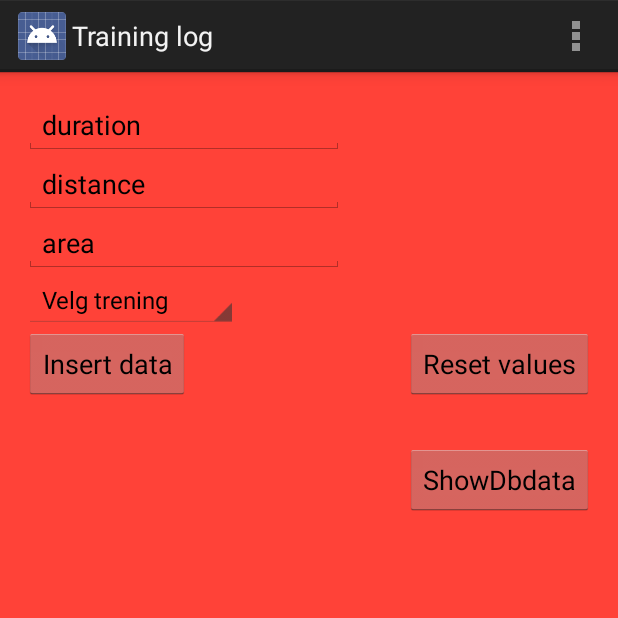
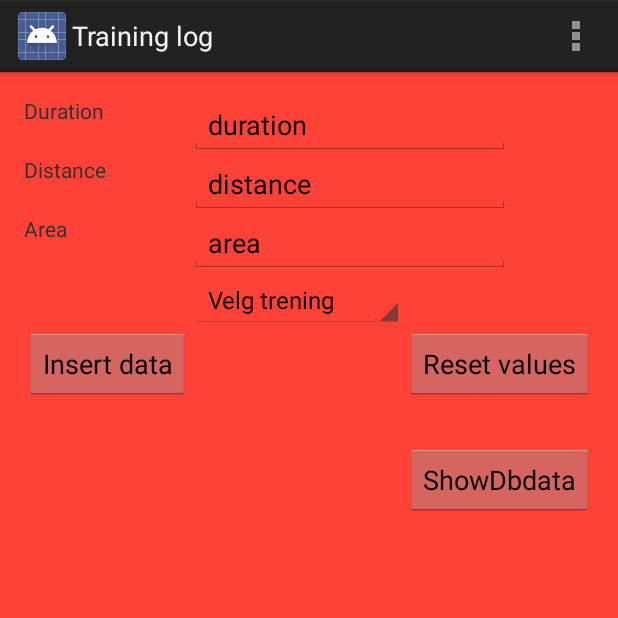
Before and after one commit to jorjoh/mysqlapp, an Android app: the MainActivity screen opened directly, with no data from a screen before it, on a phone screen of 412 x 824 dp, the top half of it. Run offline under Robolectric (Android 15) with nearby library versions, the phone set to English and light mode, and no system bars; our stand-ins replace Volley; network calls fail.

Commit message:
Kommentert Splash-klassen + rettet opp layouten i activity_main.xml (satt på textview) slik at det er lettere å se hva som skal inn i feltene

```diff
--- a/app/src/main/java/com/example/jsonsqltest/app/About.java
+++ b/app/src/main/java/com/example/jsonsqltest/app/About.java
@@ -61,6 +61,7 @@ public class About extends MainActivity {
 								//System.out.println(duration + " " + distance + " " + area + " " + target + "\n");
 
 								// Denne funksjonaliteten gjør slik at det går an å scrolle nedover i textviewen hvis det er så mye informasjon der at det dekker mer en skjermen
+								resultTextView.setText("");
 								resultTextView.setMovementMethod(new ScrollingMovementMethod());
 								resultTextView.append("Treningstid: " + duration + "\n" + "Distanse: " + distance + "\n" + "Område: " + area + " \n" + "Målet ditt: " + target + "\n"+ "Dato: " + created_at + "\n");
 								resultTextView.append("===\n");
--- a/app/src/main/java/com/example/jsonsqltest/app/Spalsh.java
+++ b/app/src/main/java/com/example/jsonsqltest/app/Spalsh.java
@@ -8,7 +8,7 @@ import android.view.animation.AnimationUtils;
 import android.widget.ImageView;
 
 /**
- * Created by Jørgen Johansen on 23.11.2015.
+  Created by Jørgen Johansen on 23.11.2015.
  */
 public class Spalsh extends Activity {
 
@@ -16,13 +16,16 @@ public class Spalsh extends Activity {
     protected void onCreate(Bundle savedInstanceState) {
         super.onCreate(savedInstanceState);
         setContentView(R.layout.splash);
-
+        // Plukker opp imageview fra xml-filen
         final ImageView iv = (ImageView)findViewById(R.id.imageView);
+        // Lage animasjon varriabel og laster inn egenskapene som er definert i xml-filen
         final Animation an = AnimationUtils.loadAnimation(getBaseContext(),R.anim.rotate);
+        // Her var tanken at det skulle være en fade-out effekt, men dette fikk jeg ikke riktig til
         final Animation an2 = AnimationUtils.loadAnimation(getBaseContext(),R.anim.rotate);
 
-
+        // Starter animasjonen på imageviewet med an- animasjon som deklarert over
         iv.startAnimation(an);
+        // Setter på en "animasjonslytter" som implementerer noen metoder - boilerplate(ferdig generert). I mitt tilfelle bruker jeg onAnimationEnd
         an.setAnimationListener(new Animation.AnimationListener() {
             @Override
             public void onAnimationStart(Animation animation) {
@@ -31,9 +34,13 @@ public class Spalsh extends Activity {
 
             @Override
             public void onAnimationEnd(Animation animation) {
+                //Starter animasjon 2 på imageviewet
                 iv.startAnimation(an2);
+                // Ferdiggjør animasjonen
                 finish();
+                // Fyrer opp en ny Intent som tar brukeren til MainActivity klassen
                 Intent i = new Intent(getBaseContext(),MainActivity.class);
+                // Kjører Intent i
                 startActivity(i);
             }
 
--- a/app/src/main/res/layout/activity_main.xml
+++ b/app/src/main/res/layout/activity_main.xml
@@ -15,8 +15,8 @@
             android:text="duration"
             android:ems="10"
             android:id="@+id/editText"
-            android:layout_alignParentTop="true"
-            android:layout_alignParentStart="true" />
+        android:layout_alignParentTop="true"
+        android:layout_alignStart="@+id/editText2" />
 
     <EditText
             android:layout_width="wrap_content"
@@ -25,8 +25,8 @@
             android:text="distance"
             android:ems="10"
             android:id="@+id/editText2"
-            android:layout_below="@+id/editText"
-            android:layout_alignEnd="@+id/editText" />
+        android:layout_below="@+id/editText"
+        android:layout_alignStart="@+id/editText3" />
 
     <EditText
             android:layout_width="wrap_content"
@@ -35,8 +35,8 @@
             android:text="area"
             android:ems="10"
             android:id="@+id/editText3"
-            android:layout_below="@+id/editText2"
-            android:layout_alignParentStart="true" />
+        android:layout_below="@+id/editText2"
+        android:layout_toEndOf="@+id/insert" />
 
 
 
@@ -70,7 +70,8 @@
             android:id="@+id/spinner"
             android:spinnerMode="dropdown"
             android:textAlignment="textStart"
-            android:layout_below="@+id/editText3"/>
+            android:layout_below="@+id/editText3"
+        android:layout_toEndOf="@+id/textView4" />
 
     <Button
         android:layout_width="wrap_content"
@@ -79,4 +80,34 @@
         android:id="@+id/dbInfo"
         android:layout_below="@+id/resultatVis"
         android:layout_alignEnd="@+id/resultatVis" />
+
+    <TextView
+        android:layout_width="wrap_content"
+        android:layout_height="wrap_content"
+        android:text="Duration"
+        android:id="@+id/textView3"
+        android:layout_above="@+id/editText2"
+        android:layout_alignParentTop="true"
+        android:layout_alignParentStart="true"
+        android:layout_toStartOf="@+id/editText" />
+
+    <TextView
+        android:layout_width="wrap_content"
+        android:layout_height="wrap_content"
+        android:text="Area"
+        android:id="@+id/textView4"
+        android:layout_alignBottom="@+id/editText3"
+        android:layout_alignParentStart="true"
+        android:layout_alignTop="@+id/editText3"
+        android:layout_toStartOf="@+id/editText3" />
+
+    <TextView
+        android:layout_width="wrap_content"
+        android:layout_height="wrap_content"
+        android:text="Distance"
+        android:id="@+id/textView5"
+        android:layout_alignTop="@+id/editText2"
+        android:layout_alignParentStart="true"
+        android:layout_alignBottom="@+id/editText2"
+        android:layout_toStartOf="@+id/editText2" />
 </RelativeLayout>
```
Also changed, not shown: 1 other file.
